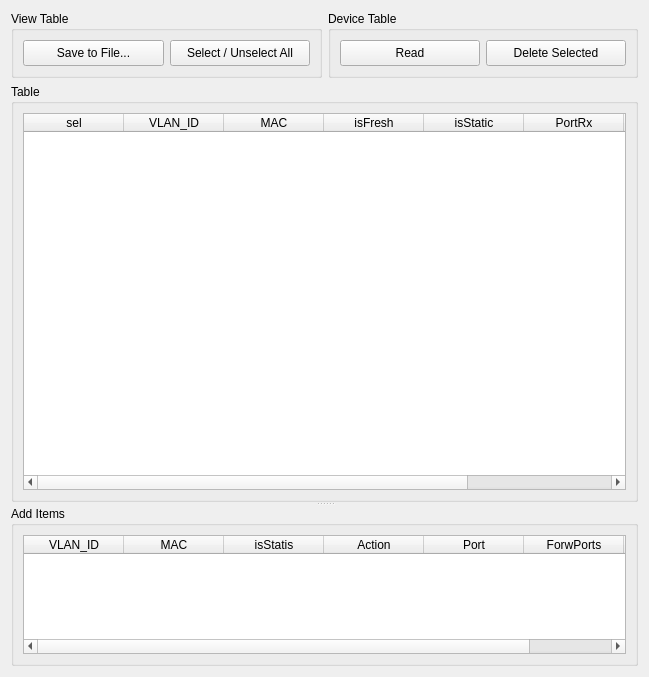
Before: the Qt Designer form Utils/pyBasisCtrl/pyBasisMAC.ui in StartMilandr/MDR_Pack_v6, drawn with Qt 5.
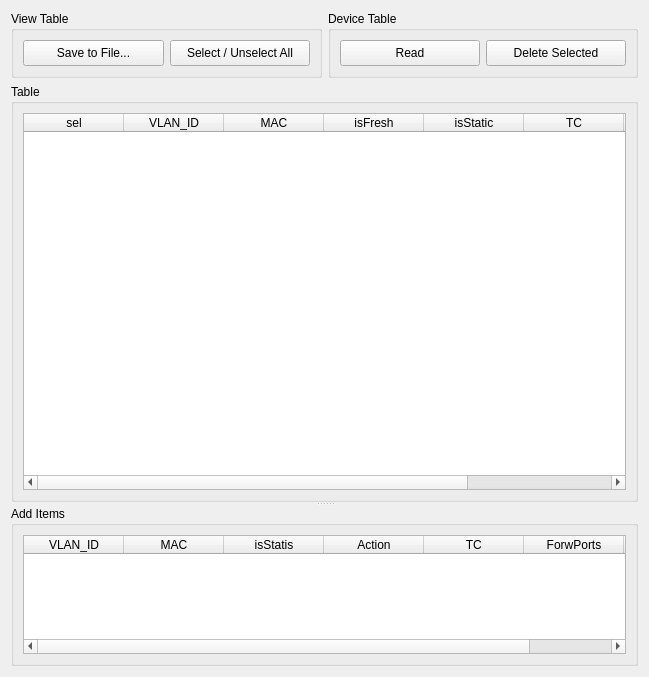
After: the same form once the commit is applied.

What changed in the file:
```diff
--- a/Utils/pyBasisCtrl/pyBasisMAC.ui
+++ b/Utils/pyBasisCtrl/pyBasisMAC.ui
@@ -133,7 +133,7 @@
             </column>
             <column>
              <property name="text">
-              <string>PortRx</string>
+              <string>TC</string>
              </property>
             </column>
             <column>
@@ -191,7 +191,7 @@
          </column>
          <column>
           <property name="text">
-           <string> Port </string>
+           <string> TC </string>
           </property>
          </column>
          <column>
```
